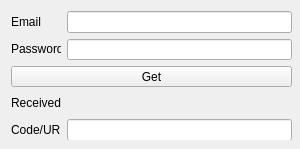
This is uis/main.ui in SecorD0/steam-code-receiver as Qt 5 draws it before an edit. The edited form follows.
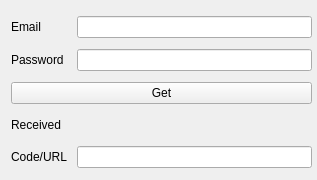
This is the edited form.

Diff of the .ui file:
```diff
--- a/uis/main.ui
+++ b/uis/main.ui
@@ -6,8 +6,8 @@
    <rect>
     <x>0</x>
     <y>0</y>
-    <width>300</width>
-    <height>149</height>
+    <width>317</width>
+    <height>180</height>
    </rect>
   </property>
   <property name="minimumSize">
@@ -24,8 +24,8 @@
     <rect>
      <x>11</x>
      <y>11</y>
-     <width>281</width>
-     <height>129</height>
+     <width>301</width>
+     <height>162</height>
     </rect>
    </property>
    <layout class="QGridLayout" name="gridLayout">
@@ -39,13 +39,13 @@
       </property>
       <property name="minimumSize">
        <size>
-        <width>50</width>
+        <width>60</width>
         <height>20</height>
        </size>
       </property>
       <property name="maximumSize">
        <size>
-        <width>50</width>
+        <width>60</width>
         <height>20</height>
        </size>
       </property>
@@ -67,13 +67,13 @@
       </property>
       <property name="minimumSize">
        <size>
-        <width>50</width>
+        <width>60</width>
         <height>20</height>
        </size>
       </property>
       <property name="maximumSize">
        <size>
-        <width>50</width>
+        <width>60</width>
         <height>20</height>
        </size>
       </property>
@@ -96,13 +96,13 @@
      <widget class="QLabel" name="label_time">
       <property name="minimumSize">
        <size>
-        <width>50</width>
+        <width>60</width>
         <height>20</height>
        </size>
       </property>
       <property name="maximumSize">
        <size>
-        <width>50</width>
+        <width>60</width>
         <height>20</height>
        </size>
       </property>
@@ -122,13 +122,13 @@
      <widget class="QLabel" name="label_code">
       <property name="minimumSize">
        <size>
-        <width>50</width>
+        <width>60</width>
         <height>20</height>
        </size>
       </property>
       <property name="maximumSize">
        <size>
-        <width>50</width>
+        <width>60</width>
         <height>20</height>
        </size>
       </property>
```
